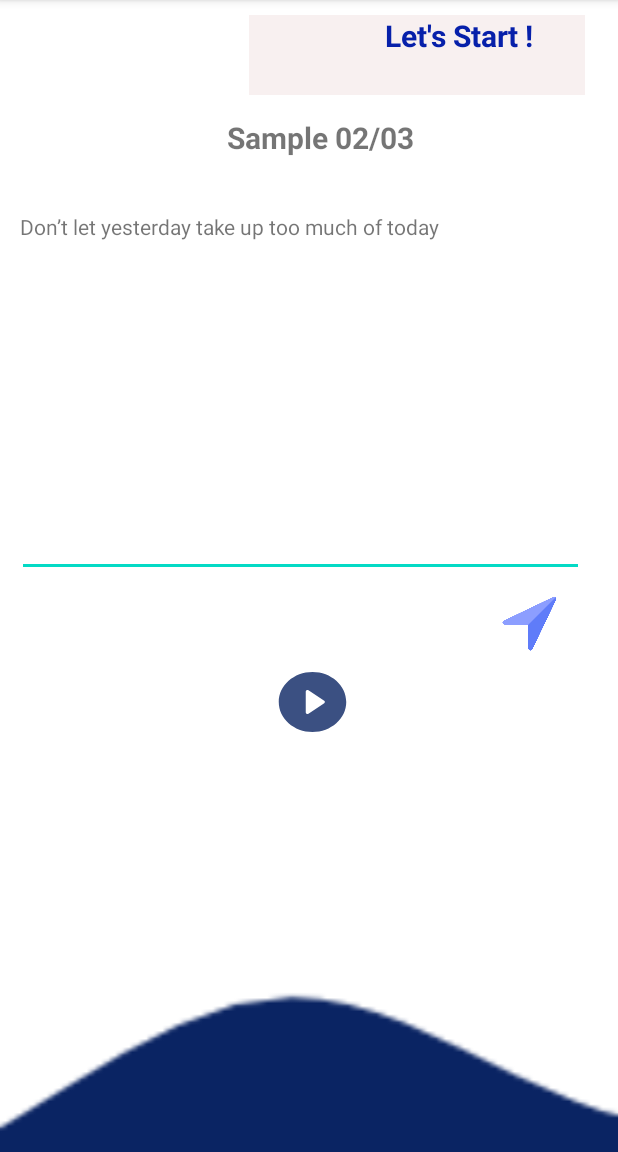
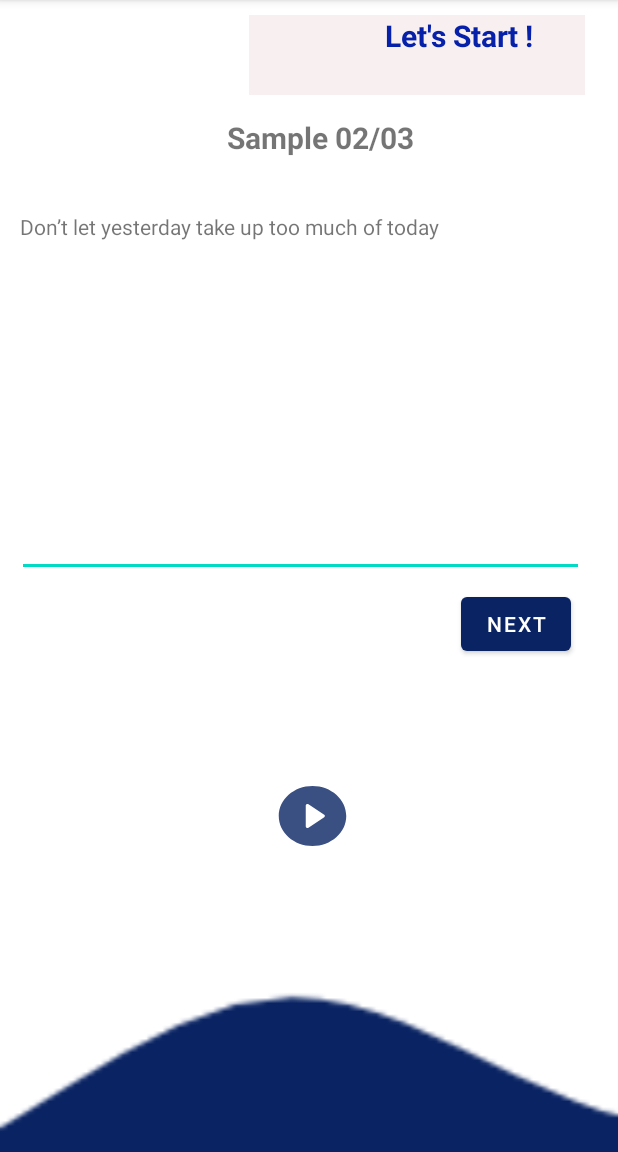
Before and after one commit to SLIIT-HCI/SMTEC, an Android app: the activity_sample_text2_3 screen opened directly, with no data from a screen before it, on a phone screen of 412 x 824 dp, the part 84-1236 px from its top. Run offline under Robolectric (Android 15) with nearby library versions, the phone set to English and light mode, and no system bars; our stand-ins replace Volley.

Commit message:
Completed DB implementation of all the 3 activity samples and rating class

```diff
--- a/app/src/main/java/com/example/wildusers/Database/LocalDB/DBHelper.java
+++ b/app/src/main/java/com/example/wildusers/Database/LocalDB/DBHelper.java
@@ -14,7 +14,7 @@ import java.util.Arrays;
 
 public class DBHelper extends SQLiteOpenHelper {
 
-    private static final int DATABASE_VERSION = 55;
+    private static final int DATABASE_VERSION = 58;
 
     // Database Name
     private static final String DATABASE_NAME = "SmtecWildMobileApp6.db";
@@ -35,20 +35,20 @@ public class DBHelper extends SQLiteOpenHelper {
 
     public static final String TABLE2_NAME = "WildExperiment";
     public static final String COLUMN1_id = "UserID";
-    public static final String COLUMN2_session = "sessionNo";
-    public static final String COLUMN2_attempt = "noOfRuns";
+    public static final String COLUMN2_session = "session";
+    //public static final String COLUMN2_attempt = "noOfRuns";
     public static final String COLUMN3_dateTime = "dateTime";
     public static final String COLUMN4_S1 = "stimulusPhrase";
     public static final String COLUMN5_S2 = "responsePhrase";
     public static final String COLUMN6_EditDistance = "edit_distance";
-//    public static final String COLUMN7_inputMethod = "inputMethod";
+    public static final String COLUMN7_sample = "sample";
     public static final String COLUMN8_duration = "duration";
 
     private static final String TABLE3_NAME = "Rating";
     private static final String COLUMN2_userId = "UID";
     private static final String COLUMN_userSession = "userSession";
 //    private static final String COLUMN_dateTime = "FinishedTime";
-    private static final String COLUMN_userNoOfruns = "runs";
+//    private static final String COLUMN_userNoOfruns = "runs";
     private static final String COLUMN_speed = "Speed";
     private static final String COLUMN_accuracy = "Accuracy";
     private static final String COLUMN_preference = "preference";
@@ -90,11 +90,12 @@ public class DBHelper extends SQLiteOpenHelper {
 
             String TABLE_EXPERIMENT = "CREATE TABLE " + TABLE2_NAME + "("
                     + COLUMN1_id + " TEXT NOT NULL,"
-                    + COLUMN2_session + " TEXT NOT NULL,"
-                    + COLUMN2_attempt + " INTEGER NOT NULL,"
+                    + COLUMN2_session + " INTEGER NOT NULL,"
+                    //+ COLUMN2_attempt + " INTEGER NOT NULL,"
                     + COLUMN3_dateTime + " TEXT NOT NULL,"
                     + COLUMN4_S1 + " TEXT NOT NULL,"
                     + COLUMN5_S2 + " TEXT NOT NULL,"
+                    + COLUMN7_sample + " TEXT NOT NULL,"
                     + COLUMN6_EditDistance + " INTEGER NOT NULL,"
                     + COLUMN8_duration + " REAL NOT NULL )";
 
@@ -102,9 +103,9 @@ public class DBHelper extends SQLiteOpenHelper {
 
             String TABLE_RATING = "CREATE TABLE " + TABLE3_NAME + "("
                     + COLUMN2_userId + " TEXT PRIMARY KEY,"
-                    + COLUMN_userSession + " TEXT NOT NULL,"
+                    + COLUMN_userSession + " INTEGER NOT NULL,"
 //                    + COLUMN_dateTime + " TEXT NOT NULL,"
-                    + COLUMN_userNoOfruns + " INTEGER NOT NULL,"
+                   // + COLUMN_userNoOfruns + " INTEGER NOT NULL,"
                     + COLUMN_speed + " INTEGER NOT NULL,"
                     + COLUMN_accuracy + " INTEGER NOT NULL,"
                     + COLUMN_preference + " TEXT NOT NULL,"
@@ -236,14 +237,15 @@ public class DBHelper extends SQLiteOpenHelper {
 //
 //    }
 
-    public void saveToLocalDatabase(String UserID, String session, int attempt, Experiment ex, SQLiteDatabase database){
+    public void saveToLocalDatabase(String UserID, String sample, int session, Experiment ex, SQLiteDatabase database){
 
         //SQLiteDatabase database = this.getWritableDatabase();
         ContentValues contentValues = new ContentValues();
 
         contentValues.put(COLUMN1_id, UserID);
+        contentValues.put(COLUMN7_sample, sample);
         contentValues.put(COLUMN2_session, session);
-        contentValues.put(COLUMN2_attempt, attempt);
+        //contentValues.put(COLUMN2_attempt, attempt);
         contentValues.put(COLUMN3_dateTime, Arrays.toString(ex.getDurationTimeStamps()));
         contentValues.put(COLUMN4_S1, ex.getStimulus());
         contentValues.put(COLUMN5_S2, ex.getResponse());
@@ -284,14 +286,14 @@ public class DBHelper extends SQLiteOpenHelper {
 //        database.insert(TABLE3_NAME,null,contentValues);
 //    }
 
-    public void saveToRatingsTable(String ID, String session, int runs, float speed, float accuracy, String preference, float easeOfUse,  String HandPosture, String comment,  SQLiteDatabase database) {
+    public void saveToRatingsTable(String ID, int session, float speed, float accuracy, String preference, float easeOfUse,  String HandPosture, String comment,  SQLiteDatabase database) {
 
         ContentValues contentValues = new ContentValues();
 
         contentValues.put(COLUMN2_userId, ID);
         contentValues.put(COLUMN_userSession, session);
 //        contentValues.put(COLUMN_dateTime, datetime);
-        contentValues.put(COLUMN_userNoOfruns,runs);
+//        contentValues.put(COLUMN_userNoOfruns,runs);
         contentValues.put(COLUMN_speed, speed);
         contentValues.put(COLUMN_accuracy, accuracy);
         contentValues.put(COLUMN_preference, preference);
--- a/app/src/main/java/com/example/wildusers/activity_sample_text2_3.java
+++ b/app/src/main/java/com/example/wildusers/activity_sample_text2_3.java
@@ -7,6 +7,7 @@ import android.Manifest;
 import android.content.BroadcastReceiver;
 import android.content.Intent;
 import android.content.pm.PackageManager;
+import android.database.Cursor;
 import android.database.sqlite.SQLiteDatabase;
 import android.os.Build;
 import android.os.Bundle;
@@ -14,6 +15,7 @@ import android.os.CountDownTimer;
 import android.os.Handler;
 import android.text.Editable;
 import android.text.TextWatcher;
+import android.util.Log;
 import android.view.View;
 import android.widget.Button;
 import android.widget.EditText;
@@ -38,7 +40,7 @@ import java.util.Set;
 @RequiresApi(api = Build.VERSION_CODES.O)
 public class activity_sample_text2_3 extends AppCompatActivity {
 
-    ImageView btn_next;
+    //ImageView btn_next;
 //    EditText text23;
 //    TextView phrase23, Timer2;
     //FloatingActionButton btn_play_pause
@@ -46,19 +48,21 @@ public class activity_sample_text2_3 extends AppCompatActivity {
     //Button btn_next;
 
 
-    DBHelper dbHelper;
+    DBHelper helper;
     Experiment experiment;
     TextView timer, phrase;
-    Button btn_play_pause1;
+    Button btn_play_pause, nextBtn;
     EditText input_phrase;
     Boolean clicked = false;
-    int clickCount,editDistance, session, noOfRuns;
+    int clickCount,editDistance, noOfRuns;
+    int session;
     long timeleft, duration;
-    String response, stimulus, inputMethod, email , formatDateTime1,formatDateTime2;
+    String Sample = "Sample - 2/3";
+    String response, stimulus, UserID , formatDateTime1,formatDateTime2;
     Set<Integer> generated = new HashSet<>();
     int randomMax = 80;
     int count = 1;
-    LocalDateTime dateTime1,dateTime2;
+    LocalDateTime dateTime1, dateTime2;
     DateTimeFormatter formatDate = DateTimeFormatter.ofPattern("dd-MM-yyyy HH:mm:ss.S");
     BroadcastReceiver broadcastReceiver;
     ArrayList phrases = new ArrayList<String>();
@@ -69,6 +73,10 @@ public class activity_sample_text2_3 extends AppCompatActivity {
     public String  actualfilepath="";
     private static int RESULT_LOAD_IMAGE = 100;
 
+    ArrayList<String> userEmail = new ArrayList<>();
+    ArrayList<Integer> userSession = new ArrayList<>();
+    Cursor cursorSession;
+
 
 
 
@@ -77,24 +85,10 @@ public class activity_sample_text2_3 extends AppCompatActivity {
     protected void onCreate(Bundle savedInstanceState) {
         super.onCreate(savedInstanceState);
         setContentView(R.layout.activity_sample_text2_3);
+        Log.d("I am coming here","1");
 
-//        text23 = (EditText) findViewById(R.id.typeText23);
-//        phrase23 = (TextView) findViewById(R.id.text23);
-        //btn_next = (ImageView) findViewById(R.id.next23);
-//        btn_next.setOnClickListener(new View.OnClickListener() {
-//            @Override
-//            public void onClick(View view) {
-//                Intent i = new Intent(activity_sample_text2_3.this, activity_sample_text3_3.class);
-//                startActivity(i);
-//            }
-//        });
-
-
-
-
-        /**********************************************************************/
-
-        dbHelper = new DBHelper(this);
+        //helper = new DBHelper(this);
+        helper = new DBHelper(this);
         if (Build.VERSION.SDK_INT >= Build.VERSION_CODES.M) {
             if (checkSelfPermission(Manifest.permission.READ_EXTERNAL_STORAGE) != PackageManager.PERMISSION_GRANTED) {
                 requestPermissions(new String[]{
@@ -108,31 +102,34 @@ public class activity_sample_text2_3 extends AppCompatActivity {
 
         timer = (TextView) findViewById(R.id.timer2);
         phrase = (TextView) findViewById(R.id.RetrievePhrase2);
-        btn_next = (ImageView) findViewById(R.id.next23);
-        btn_play_pause1 = (Button) findViewById(R.id.play_pause2);
+        nextBtn = (Button) findViewById(R.id.next23);
+        btn_play_pause = (Button) findViewById(R.id.play_pause2);
         input_phrase = (EditText) findViewById(R.id.typeText23);
+        //submit = (Button) findViewById(R.id.submit);
+
 
         /*retrieving values through intents*/
-        email = getIntent().getStringExtra("email");
+        UserID = getIntent().getStringExtra("UserID");
         session = getIntent().getIntExtra("session",0);
-        inputMethod = getIntent().getStringExtra("inputMethod");
+        //inputMethod = getIntent().getStringExtra("inputMethod");
         noOfRuns = getIntent().getIntExtra("noOfRuns",0);
         if(noOfRuns !=0 ){
             count = noOfRuns;
         }
 
         timer.setText("            Let's Start !");
-        btn_play_pause1.setOnClickListener(new View.OnClickListener() {
+        btn_play_pause.setOnClickListener(new View.OnClickListener() {
             @Override
             public void onClick(View view) {
                 startTimer();
-                btn_play_pause1.setEnabled(false);
-                btn_play_pause1.setBackgroundResource(R.drawable.btn_play_gray);
+                btn_play_pause.setEnabled(false);
+                btn_play_pause.setBackgroundResource(R.drawable.btn_play_gray);
                 setPhrase(0);
             }
         });
 
-        btn_next.setOnClickListener(new View.OnClickListener() {
+
+        nextBtn.setOnClickListener(new View.OnClickListener() {
             @RequiresApi(api = Build.VERSION_CODES.O)
             public void onClick(View v) {
                 clicked = true;
@@ -140,16 +137,22 @@ public class activity_sample_text2_3 extends AppCompatActivity {
                 formatDateTime2 = dateTime2.format(formatDate);
                 timestamps[timestamps.length - 1] = formatDateTime2;
 
+                //session = Integer.parseInt(sessionNo.getText().toString());
+
                 response = input_phrase.getText().toString();
                 stimulus = phrase.getText().toString();
                 editDistance = levenshteinDistance( input_phrase.getText().toString(), phrase.getText().toString());
                 duration = Duration.between(dateTime1, dateTime2).toNanos();
                 /*create an object to store the data using 'Experiment ' class*/
                 experiment = new Experiment(timestamps,duration,stimulus,response,editDistance);
+                saveToLocalStorage(experiment);
                 //saveToLocalStorage(experiment);
                 phraseArray_Iterator();
+
             }
         });
+
+
         /*getting timestamp for the first character entered*/
         final TextWatcher noOfTaps = new TextWatcher() {
             public void beforeTextChanged(CharSequence s, int start, int count, int after) {}
@@ -170,6 +173,7 @@ public class activity_sample_text2_3 extends AppCompatActivity {
 
 
 
+    /***********************************************************************/
     public String formatTime(long millis) {
         String output = "00:00";
         long seconds = millis / 1000;
@@ -189,6 +193,7 @@ public class activity_sample_text2_3 extends AppCompatActivity {
         output = min + " : " + sec;
         return output;
     }
+
     // Countdown Method Invocation
     public void startTimer(){
         countDown = new CountDownTimer(60000, 1000)
@@ -203,7 +208,7 @@ public class activity_sample_text2_3 extends AppCompatActivity {
             {
                 phrase.setText("");
                 timer.setText("   Your Time is over !");
-                btn_next.setEnabled(false);
+                nextBtn.setEnabled(false);
                 input_phrase.setEnabled(false);
                 input_phrase.setText("");
 
@@ -211,9 +216,9 @@ public class activity_sample_text2_3 extends AppCompatActivity {
                     @Override
                     public void run() {
                         Intent intent = new Intent(activity_sample_text2_3.this, activity_sample_text3_3.class);
-                        intent.putExtra("email", email);
+                        intent.putExtra("UserID", UserID);
                         intent.putExtra("session", session);
-                        intent.putExtra("noOfRuns", noOfRuns);
+                        //intent.putExtra("noOfRuns", noOfRuns);
                         startActivity(intent);
                     }
                 }, 2000);
@@ -228,7 +233,7 @@ public class activity_sample_text2_3 extends AppCompatActivity {
             // do reading, usually loop until end of file reading
             String mLine;
             while ((mLine = reader.readLine()) != null) {
-                dbHelper.insertData_Phrases(mLine);
+                helper.insertData_Phrases(mLine);
             }
         } catch (IOException e) {
             //log the exception
@@ -244,7 +249,7 @@ public class activity_sample_text2_3 extends AppCompatActivity {
     }
 
     public void setPhrase(int count){
-        phrases = dbHelper.getPhrases();
+        phrases = helper.getPhrases();
         if(!phrases.isEmpty() && ((phrases.size()-1) >= count)) {
             phrase.setText(phrases.get(count).toString());
         }
@@ -257,16 +262,18 @@ public class activity_sample_text2_3 extends AppCompatActivity {
             clickCount = rand.nextInt(randomMax);
         }
         generated.add(clickCount);
+
         clickCount += 1;
         setPhrase(clickCount);
         input_phrase.setText("");
     }
 
     @RequiresApi(api = Build.VERSION_CODES.O)
-//    private void saveToLocalStorage(Experiment experimentList){
-//        SQLiteDatabase database = dbHelper.getWritableDatabase();
-//        dbHelper.saveToLocalDatabase(email,session,count,experimentList,database);
-//    }
+    private void saveToLocalStorage(Experiment experimentList){
+        SQLiteDatabase database = helper.getWritableDatabase();
+        //dbHandler.saveToLocalDatabaseS1(PassUserID,Sample,experimentList,database);
+        helper.saveToLocalDatabase(UserID, Sample, session, experimentList, database);
+    }
 
     /* calculating edit distance */
     public static int levenshteinDistance( String s1, String s2 ) {
@@ -295,4 +302,5 @@ public class activity_sample_text2_3 extends AppCompatActivity {
         return d[ s1.length ][ s2.length ];
     }
 /****************************************************************************************************/
+
 }
--- a/app/src/main/java/com/example/wildusers/alertScreen.java
+++ b/app/src/main/java/com/example/wildusers/alertScreen.java
@@ -146,7 +146,7 @@ public class alertScreen extends AppCompatActivity {
         PendingIntent pendingIntent = PendingIntent.getBroadcast(this, 0, ia, 0);
 
         AlarmManager am = (AlarmManager)   this.getSystemService(Context.ALARM_SERVICE);
-        am.set(AlarmManager.RTC_WAKEUP, System.currentTimeMillis()+ 6000, pendingIntent);
+        am.set(AlarmManager.RTC_WAKEUP, System.currentTimeMillis()+ 6000*5, pendingIntent);
 
     }
 
--- a/app/src/main/res/layout/activity_sample_text2_3.xml
+++ b/app/src/main/res/layout/activity_sample_text2_3.xml
@@ -44,16 +44,16 @@
         android:text="" />
 
 
-    <ImageView
+    <Button
         android:id="@+id/next23"
-        android:layout_width="54dp"
-        android:layout_height="46dp"
+        android:layout_width="73dp"
+        android:layout_height="wrap_content"
         android:layout_alignParentEnd="true"
         android:layout_alignParentBottom="true"
         android:layout_marginEnd="31dp"
-        android:layout_marginBottom="330dp"
+        android:layout_marginBottom="328dp"
         android:clickable="true"
-        app:srcCompat="@drawable/next1" />
+        android:text="Next" />
 
 
     <TextView
@@ -81,7 +81,7 @@
         android:layout_alignParentBottom="true"
         android:layout_centerHorizontal="true"
         android:layout_marginStart="181dp"
-        android:layout_marginBottom="276dp"
+        android:layout_marginBottom="200dp"
         android:background="@drawable/btn_play"
         android:backgroundTint="#247C05"
         android:clickable="true" />
```
Also changed, not shown: app/src/main/AndroidManifest.xml (+4 -4 lines), app/src/main/java/com/example/wildusers/Instructions.java (+3 -9 lines), app/src/main/java/com/example/wildusers/activity_sample_text1_3.java (+12 -10 lines), app/src/main/java/com/example/wildusers/activity_sample_text3_3.java (+264 -6 lines), app/src/main/java/com/example/wildusers/rating.java (+4 -4 lines), app/src/main/java/com/example/wildusers/settings.java (+9 -9 lines), app/src/main/res/layout/activity_instructions.xml (+10 -10 lines), app/src/main/res/layout/activity_sample_text1_3.xml (+2 -16 lines), app/src/main/res/layout/activity_sample_text3_3.xml (+35 -5 lines), app/src/main/res/layout/activity_settings.xml (+10 -10 lines).
